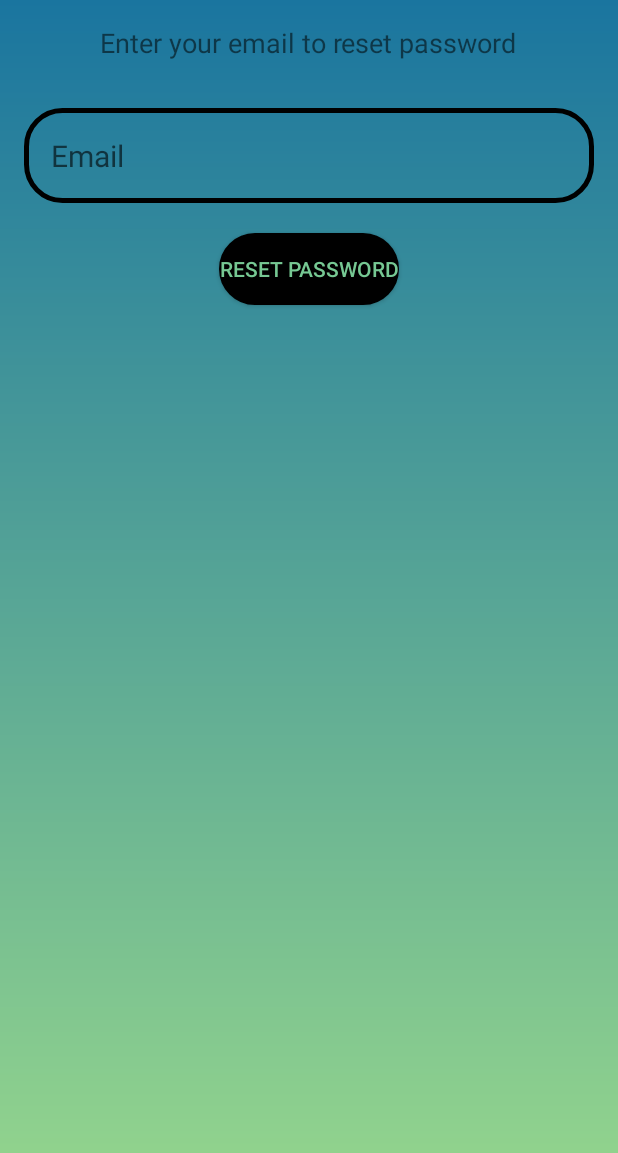
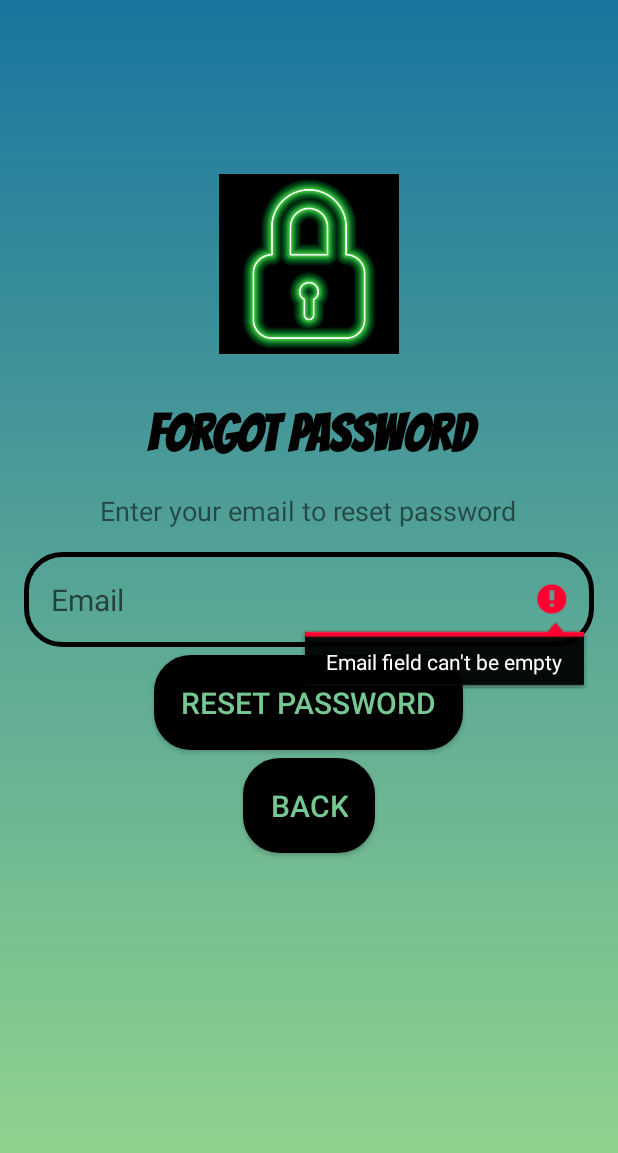
Before and after one commit to Gac-PickUp/PickUp-App, an Android app built with Jetpack Compose: the PasswordResetActivity screen opened directly, with no data from a screen before it, after a tap on "RESET PASSWORD", on a phone screen of 412 x 824 dp. Shown: the top 1153 px of the screen. Run offline under Robolectric (Android 15) with nearby library versions, the phone set to English and light mode, and no system bars; our stand-ins replace Firebase (no records; nobody signed in at launch, a user with empty details on screens opened directly).

Commit message:
Added back buttons

```diff
--- a/app/src/main/java/com/example/pickup/PasswordResetActivity.kt
+++ b/app/src/main/java/com/example/pickup/PasswordResetActivity.kt
@@ -1,7 +1,7 @@
 package com.example.pickup
 
+import android.content.Intent
 import android.os.Bundle
-import android.text.TextUtils
 import android.view.View
 import android.widget.Button
 import android.widget.EditText
@@ -11,38 +11,57 @@ import com.google.firebase.auth.FirebaseAuth
 
 
 class PasswordResetActivity : AppCompatActivity() {
-    private lateinit var editTextEmail: EditText
+    private lateinit var resetEmail: EditText
     private lateinit var buttonReset: Button
-    private lateinit var firebaseAuth: FirebaseAuth
+    private lateinit var auth: FirebaseAuth
+    private lateinit var strEmail: String
+    private lateinit var backButton: Button
+
     override fun onCreate(savedInstanceState: Bundle?) {
         super.onCreate(savedInstanceState)
+
         setContentView(R.layout.activity_password_reset)
-        editTextEmail = findViewById<EditText>(R.id.editTextEmail)
+        resetEmail = findViewById<EditText>(R.id.resetEmail)
         buttonReset = findViewById<Button>(R.id.buttonReset)
-        firebaseAuth = FirebaseAuth.getInstance()
-        buttonReset.setOnClickListener(View.OnClickListener {
-            val email = editTextEmail.text.toString().trim { it <= ' ' }
-            if (TextUtils.isEmpty(email)) {
-                Toast.makeText(applicationContext, "Enter your email", Toast.LENGTH_SHORT).show()
-                return@OnClickListener
+        backButton = findViewById<Button>(R.id.back_btn)
+        auth = FirebaseAuth.getInstance()
+
+        // Back button listener
+        backButton.setOnClickListener {
+            startActivity(Intent(this, LoginPage::class.java))
+        }
+
+
+        // Reset Button Listener
+        buttonReset.setOnClickListener {
+            strEmail = resetEmail.text.toString().trim()
+            if (strEmail.isNotEmpty()) {
+                resetPassword()
+
+            } else {
+                resetEmail.error = "Email field can't be empty"
             }
-            firebaseAuth.sendPasswordResetEmail(email)
-                .addOnCompleteListener { task ->
-                    if (task.isSuccessful) {
-                        Toast.makeText(
-                            applicationContext,
-                            "Password reset email sent",
-                            Toast.LENGTH_SHORT
-                        ).show()
-                        finish() // Close the activity after sending reset email
-                    } else {
-                        Toast.makeText(
-                            applicationContext,
-                            "Failed to send reset email",
-                            Toast.LENGTH_SHORT
-                        ).show()
-                    }
-                }
-        })
+        }
+
     }
+
+    private fun resetPassword() {
+        // progressBar.visibility = View.VISIBLE
+        buttonReset.visibility = View.INVISIBLE
+
+
+        auth.sendPasswordResetEmail(strEmail)
+            .addOnSuccessListener {
+                Toast.makeText(this@PasswordResetActivity, "Reset Password link has been sent to your registered Email", Toast.LENGTH_SHORT).show()
+                val intent = Intent(this@PasswordResetActivity, LoginPage::class.java)
+                startActivity(intent)
+                finish()
+            }
+            .addOnFailureListener { e ->
+                Toast.makeText(this@PasswordResetActivity, "Error: ${e.message}", Toast.LENGTH_SHORT).show()
+                //progressBar.visibility = View.INVISIBLE
+                buttonReset.visibility = View.VISIBLE
+            }
+    }
+
 }
--- /dev/null
+++ b/app/src/main/res/drawable/account_circle.xml
@@ -0,0 +1,5 @@
+<vector android:height="100dp" android:tint="#FFFFFF"
+    android:viewportHeight="24" android:viewportWidth="24"
+    android:width="100dp" xmlns:android="http://schemas.android.com/apk/res/android">
+    <path android:fillColor="@android:color/white" android:pathData="M12,2C6.48,2 2,6.48 2,12s4.48,10 10,10s10,-4.48 10,-10S17.52,2 12,2zM12,6c1.93,0 3.5,1.57 3.5,3.5S13.93,13 12,13s-3.5,-1.57 -3.5,-3.5S10.07,6 12,6zM12,20c-2.03,0 -4.43,-0.82 -6.14,-2.88C7.55,15.8 9.68,15 12,15s4.45,0.8 6.14,2.12C16.43,19.18 14.03,20 12,20z"/>
+</vector>
--- a/app/src/main/res/layout/activity_password_reset.xml
+++ b/app/src/main/res/layout/activity_password_reset.xml
@@ -6,16 +6,39 @@
     android:padding="16dp"
     android:background="@drawable/login_background">
 
+
+    <ImageView
+        android:layout_width="140dp"
+        android:layout_height="120dp"
+        android:layout_gravity="center"
+        android:layout_marginTop="100dp"
+        android:src="@drawable/lock_image"
+        />
+
+    <TextView
+        android:id="@+id/textView4"
+        android:layout_width="match_parent"
+        android:layout_height="wrap_content"
+        android:layout_marginTop="18dp"
+        android:fontFamily="@font/bangers"
+        android:text="@string/forgot_password_text"
+        android:textAlignment="center"
+        android:textAllCaps="true"
+        android:textColor="@color/black"
+        android:textSize="34sp"
+        android:textStyle="bold" />
+
+
     <TextView
         android:layout_width="wrap_content"
         android:layout_height="wrap_content"
         android:text="@string/enter_email"
         android:textSize="18sp"
         android:layout_gravity="center_horizontal"
-        android:layout_marginBottom="16dp"/>
+        android:layout_marginTop="14dp"/>
 
     <EditText
-        android:id="@+id/editTextEmail"
+        android:id="@+id/resetEmail"
         android:layout_width="match_parent"
         android:layout_height="wrap_content"
         android:layout_marginTop="15dp"
@@ -30,9 +53,25 @@
         android:id="@+id/buttonReset"
         android:layout_width="wrap_content"
         android:layout_height="wrap_content"
-        android:layout_marginTop="20dp"
+        android:layout_marginTop="5dp"
+        android:background="@drawable/round_btn"
+        android:padding="18dp"
         android:text="@string/reset_password_btn"
         android:textColor="@color/light_green"
+        android:textSize="20sp"
+        android:layout_gravity="center"
+        />
+
+    <Button
+        android:id="@+id/back_btn"
+        android:layout_width="wrap_content"
+        android:layout_height="wrap_content"
+        android:layout_marginTop="5dp"
         android:background="@drawable/round_btn"
-        android:layout_gravity="center_horizontal"/>
+        android:padding="18dp"
+        android:text="@string/reset_back_btn"
+        android:textColor="@color/light_green"
+        android:textSize="20sp"
+        android:layout_gravity="center"/>
+
 </LinearLayout>
--- a/app/src/main/res/values/strings.xml
+++ b/app/src/main/res/values/strings.xml
@@ -17,6 +17,8 @@
     <string name="title_activity_password_reset">PasswordResetActivity</string>
     <string name="enter_email">Enter your email to reset password</string>
     <string name="reset_password_btn">Reset Password</string>
+    <string name="reset_back_btn">Back</string>
+    <string name="forgot_password_text">Forgot Password</string>
 
 
 
```
Also changed, not shown: app/src/main/java/com/example/pickup/LoginPage.kt (+9 -3 lines), app/src/main/java/com/example/pickup/SignUpPage.kt (+15 -2 lines), app/src/main/res/layout/activity_login_page.xml (+32 -16 lines), app/src/main/res/layout/activity_sign_up_page.xml (+22 -3 lines), app/src/main/res/drawable/gac.jpg (deleted), app/src/main/res/drawable/lock_image.jpg (added), app/src/main/res/drawable/logo.png (added), app/src/main/res/drawable/reset_icon.jpg (added).
